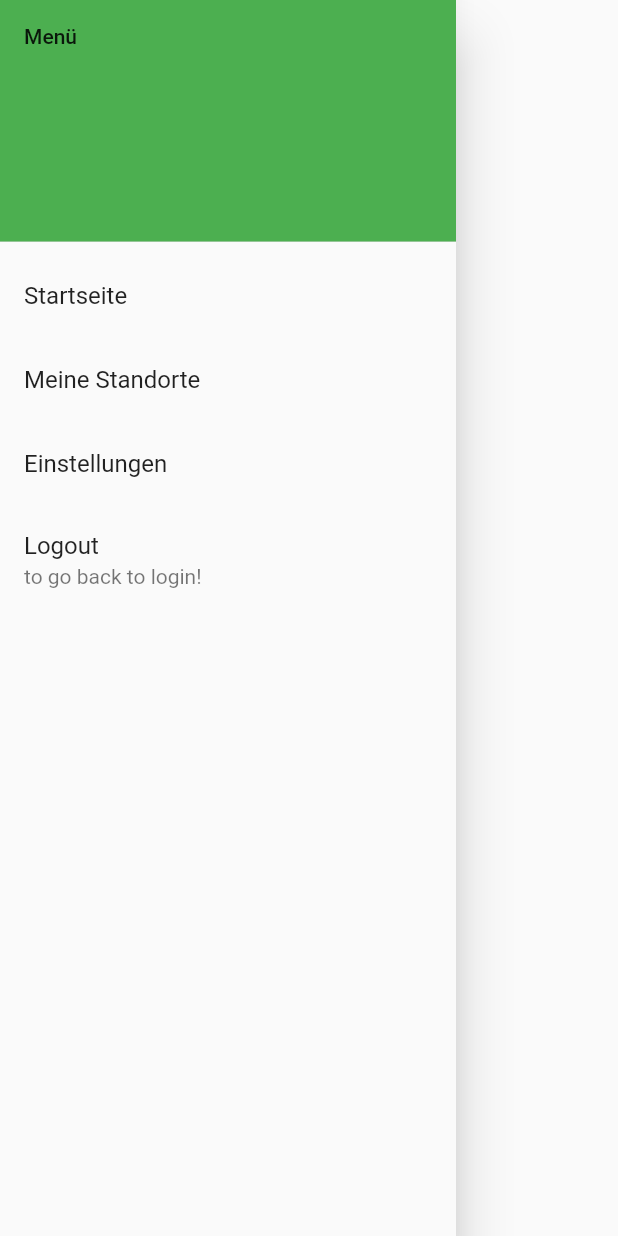
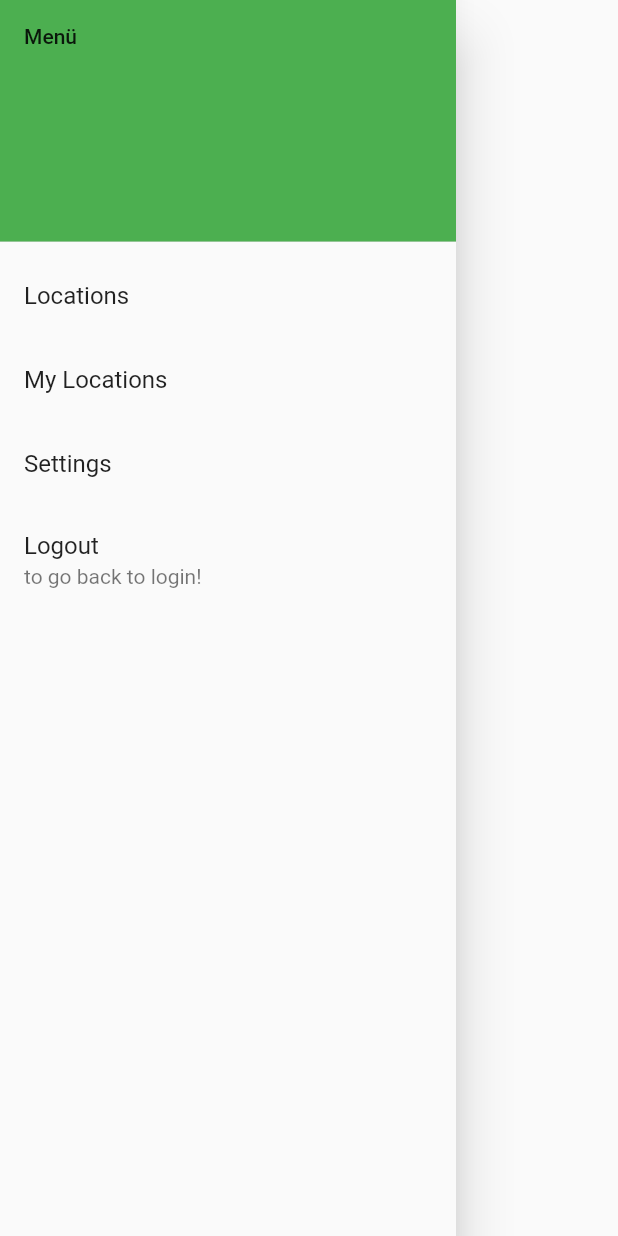
Before and after one commit to MichelSiegert/runaway, a Flutter app: what createSidebar() shows on an empty page, opened directly, on a phone screen of 412 x 824 dp. Run offline on Flutter 3.47's test engine with Material 2 defaults, Android fonts, the phone set to English and light mode, and no system bars; our stand-ins replace firebase_auth, firebase_core, firebase_database, geocoding, geolocator, google_sign_in and 1 more; accounts and stored records are empty.

Commit message:
die seite ist größtenteils englsch, folglich sollte das hier auch englisch sein.

```diff
--- a/lib/Widgets/sidebar.dart
+++ b/lib/Widgets/sidebar.dart
@@ -3,9 +3,9 @@ import 'package:flutter/material.dart';
 
 Drawer createSidebar(BuildContext context) {
   final seiten = {
-    "Startseite": "/menu",
-    "Meine Standorte": "/locations",
-    "Einstellungen": "/settings",
+    "Locations": "/menu",
+    "My Locations": "/locations",
+    "Settings": "/settings",
   };
   return Drawer(
     //ListView
```
